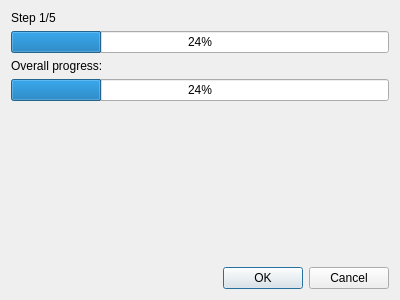
Old version of the form volumina/widgets/ui/multiStepProgressDialog.ui in the repository ilastik/volumina.
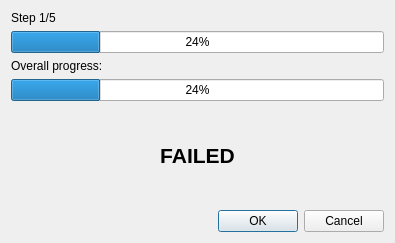
New version of the form.

Commit message: MultiStepProgressDialog: Hide OK until progress is complete, and add a 'failed' display.

What changed in the file:
```diff
--- a/volumina/widgets/ui/multiStepProgressDialog.ui
+++ b/volumina/widgets/ui/multiStepProgressDialog.ui
@@ -6,8 +6,8 @@
    <rect>
     <x>0</x>
     <y>0</y>
-    <width>400</width>
-    <height>300</height>
+    <width>395</width>
+    <height>243</height>
    </rect>
   </property>
   <property name="windowTitle">
@@ -50,7 +50,33 @@
      <property name="sizeHint" stdset="0">
       <size>
        <width>20</width>
-       <height>152</height>
+       <height>40</height>
+      </size>
+     </property>
+    </spacer>
+   </item>
+   <item>
+    <widget class="QLabel" name="failedLabel">
+     <property name="text">
+      <string>&lt;html&gt;&lt;head/&gt;&lt;body&gt;&lt;p&gt;&lt;span style=&quot; font-size:16pt; font-weight:600;&quot;&gt;FAILED&lt;/span&gt;&lt;/p&gt;&lt;/body&gt;&lt;/html&gt;</string>
+     </property>
+     <property name="textFormat">
+      <enum>Qt::AutoText</enum>
+     </property>
+     <property name="alignment">
+      <set>Qt::AlignCenter</set>
+     </property>
+    </widget>
+   </item>
+   <item>
+    <spacer name="verticalSpacer_2">
+     <property name="orientation">
+      <enum>Qt::Vertical</enum>
+     </property>
+     <property name="sizeHint" stdset="0">
+      <size>
+       <width>20</width>
+       <height>40</height>
       </size>
      </property>
     </spacer>
```
The commit also changes 1 other file.
